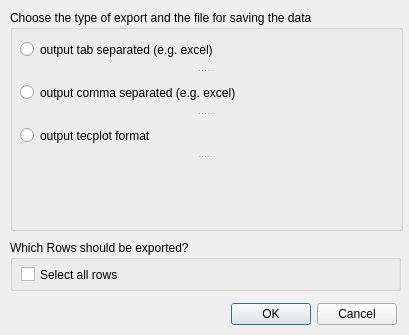
dabachma/ProMaIDes_src, file source_code/system_sys/source_code/gui/Sys_Export_Dia.ui: the form before one commit.
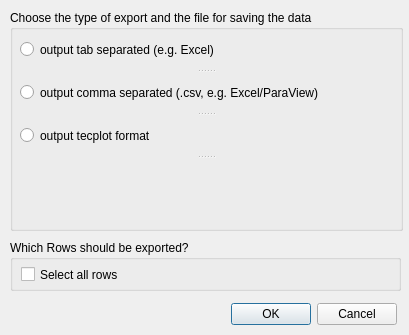
The form after the commit. Custom widgets are drawn as their Qt base class.

```diff
--- a/source_code/system_sys/source_code/gui/Sys_Export_Dia.ui
+++ b/source_code/system_sys/source_code/gui/Sys_Export_Dia.ui
@@ -49,12 +49,12 @@
      </property>
      <widget class="QRadioButton" name="radioButton_excel_tab">
       <property name="text">
-       <string>output tab separated (e.g. excel)</string>
+       <string>output tab separated (e.g. Excel)</string>
       </property>
      </widget>
      <widget class="QRadioButton" name="radioButton_excel_comma">
       <property name="text">
-       <string>output comma separated (e.g. excel)</string>
+       <string>output comma separated (.csv, e.g. Excel/ParaView)</string>
       </property>
      </widget>
      <widget class="QRadioButton" name="radioButton_tecplot">
```
